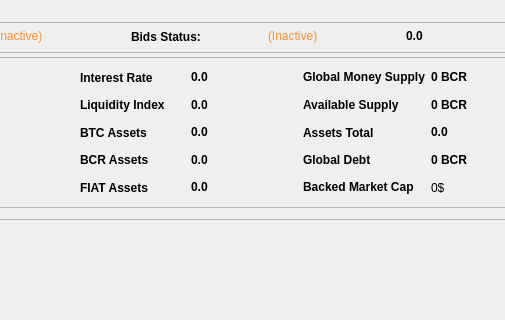
This is src/qt/forms/statisticspage.ui in thelonecrouton/bitcredit as Qt 5 draws it before an edit; both pictures show x 204 to 709 and y 101 to 421 of the 795 by 547 pixel window. The edited form follows.
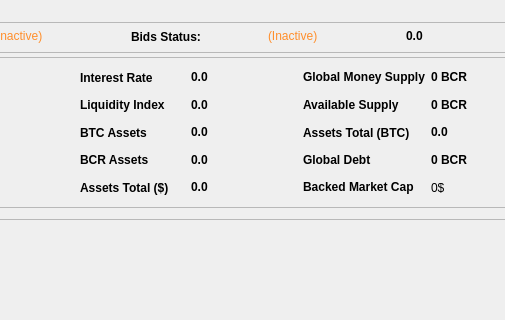
This is the edited form.

Commit message: fixed BTC asset calc fix, added current reserve amount label to bidspage

```diff
--- a/src/qt/forms/statisticspage.ui
+++ b/src/qt/forms/statisticspage.ui
@@ -275,7 +275,7 @@
         <string notr="true"/>
        </property>
        <property name="text">
-        <string>FIAT Assets</string>
+        <string>Assets Total ($)</string>
        </property>
       </widget>
      </item>
@@ -452,7 +452,7 @@
         <string notr="true"/>
        </property>
        <property name="text">
-        <string>Assets Total</string>
+        <string>Assets Total (BTC)</string>
        </property>
       </widget>
      </item>
```
The commit also changes 3 other files.
